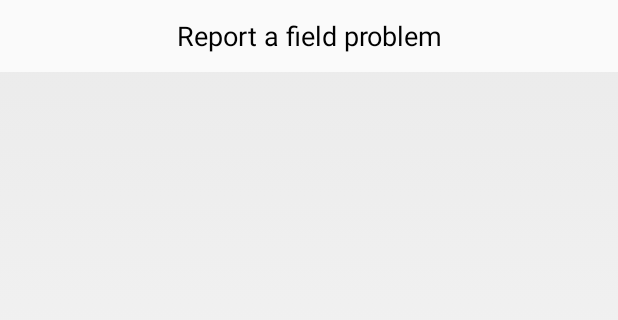
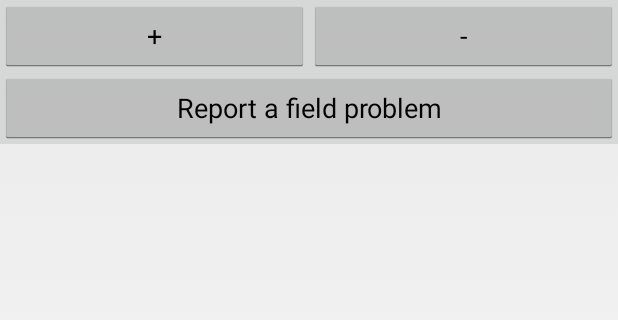
Before and after one commit to DragosBarbu/AgroConsult, an Android app: the fragment MyMapFragment placed in its activity, after a tap on "Add Field", on a phone screen of 412 x 824 dp, the part 125-445 px from its top. Run offline under Robolectric (Android 15) with nearby library versions, the phone set to English and light mode, and no system bars; 3 statements that could not run were skipped; 3 other taps on this screen came first.

```diff
--- a/app/src/main/java/com/agro/gusutri/agroconsult/MainActivity.java
+++ b/app/src/main/java/com/agro/gusutri/agroconsult/MainActivity.java
@@ -20,7 +20,7 @@ import com.agro.gusutri.agroconsult.model.User;
 public class MainActivity extends FragmentActivity {
 
     private FragmentTabHost mTabHost;
-    private User user;
+    public static User user;
 
     public static final int REQUEST_CODE_IMAGE_CAPTURE=1;
 
--- a/app/src/main/java/com/agro/gusutri/agroconsult/MyMapFragment.java
+++ b/app/src/main/java/com/agro/gusutri/agroconsult/MyMapFragment.java
@@ -33,6 +33,8 @@ import com.google.android.gms.maps.CameraUpdateFactory;
 import com.google.android.gms.maps.GoogleMap;
 import com.google.android.gms.maps.OnMapReadyCallback;
 import com.google.android.gms.maps.SupportMapFragment;
+import com.google.android.gms.maps.model.Circle;
+import com.google.android.gms.maps.model.CircleOptions;
 import com.google.android.gms.maps.model.LatLng;
 import com.google.android.gms.maps.model.Marker;
 import com.google.android.gms.maps.model.MarkerOptions;
@@ -50,8 +52,11 @@ public class MyMapFragment extends Fragment implements OnMapReadyCallback {
     private View view;
     private GoogleMap mMap;
     private FragmentManager fragmentManager;
-    private LinearLayout linearButtons;
-    private Button btnReportProblem;
+    private LinearLayout linearFieldsButtons, linearProblemButtons;
+    private Marker problemMarkerLocation = null;
+    private Circle problemCircleLocation = null;
+    private GoogleMap.OnMapClickListener myMapClickListener = null;
+
 
     private Service service = Service.getInstance();
 
@@ -117,7 +122,7 @@ public class MyMapFragment extends Fragment implements OnMapReadyCallback {
                     float area = service.calculateArea(fieldMap.getPoints());
                     Toast.makeText(MyMapFragment.this.getActivity(), area + " mp?", Toast.LENGTH_LONG).show();
 
-                    resetFieldsOnMap();
+                    resetMap();
 
                 } else {
                     Toast.makeText(MyMapFragment.this.getActivity(), getString(R.string.map_error_few_points), Toast.LENGTH_LONG).show();
@@ -125,8 +130,12 @@ public class MyMapFragment extends Fragment implements OnMapReadyCallback {
             }
         });
 
-        linearButtons = (LinearLayout) view.findViewById(R.id.map_linear_buttons);
-        btnReportProblem = (Button) view.findViewById(R.id.map_button_report_problem);
+        // Problem sending code
+        linearFieldsButtons = (LinearLayout) view.findViewById(R.id.map_linear_fields_buttons);
+        linearProblemButtons = (LinearLayout) view.findViewById(R.id.map_linear_problems_buttons);
+        Button btnReportProblem = (Button) view.findViewById(R.id.map_button_report_problem);
+        Button btnIncreaseRadius = (Button) view.findViewById(R.id.map_button_increase_radius);
+        Button btnDecreaseRadius = (Button) view.findViewById(R.id.map_button_decrease_radius);
 
         btnReportProblem.setOnClickListener(new View.OnClickListener() {
             @Override
@@ -135,16 +144,46 @@ public class MyMapFragment extends Fragment implements OnMapReadyCallback {
             }
         });
 
+        btnIncreaseRadius.setOnClickListener(new View.OnClickListener() {
+            @Override
+            public void onClick(View v) {
+                if (problemCircleLocation != null) {
+                    double radius = problemCircleLocation.getRadius();
+                    problemCircleLocation.setRadius(radius + 10);
+                } else
+                    Toast.makeText(getActivity(), getString(R.string.map_error_no_problem_location), Toast.LENGTH_LONG).show();
+            }
+        });
+        btnDecreaseRadius.setOnClickListener(new View.OnClickListener() {
+            @Override
+            public void onClick(View v) {
+                if (problemCircleLocation != null) {
+                    double radius = problemCircleLocation.getRadius();
+                    if (radius > 10) {
+
+                        problemCircleLocation.setRadius(radius - 10);
+                    }
+                } else
+                    Toast.makeText(getActivity(), getString(R.string.map_error_no_problem_location), Toast.LENGTH_LONG).show();
+            }
+        });
+
         return view;
     }
 
-    private void resetFieldsOnMap() {
-        //reset markers
-        points = new ArrayList<Marker>();
+    private void resetMap() {
         mMap.clear();
-        //add existing fields
-        for (PolygonOptions x : fields) {
-            mMap.addPolygon(x);
+        if (mapOption == true) {
+            //reset markers
+            points = new ArrayList<Marker>();
+            //add existing fields
+            for (PolygonOptions x : fields) {
+                mMap.addPolygon(x);
+            }
+        } else {
+            problemMarkerLocation = null;
+            problemCircleLocation=null;
+
         }
     }
 
@@ -224,19 +263,46 @@ public class MyMapFragment extends Fragment implements OnMapReadyCallback {
 
     private void changeMapSettings(MenuItem item) {
         mapOption = !mapOption;
+        resetMap();
+        //map clickListener
+        if (myMapClickListener == null)
+            myMapClickListener = new GoogleMap.OnMapClickListener() {
+                @Override
+                public void onMapClick(LatLng latLng) {
+                    if (problemMarkerLocation == null)
+                        problemMarkerLocation = mMap.addMarker(new MarkerOptions()
+                                .position(latLng)
+                                .title(getString(R.string.map_new_problem_marker)));
+                    else
+                        problemMarkerLocation.setPosition(latLng);
+
+                    if (problemCircleLocation == null)
+                        problemCircleLocation = mMap.addCircle(new CircleOptions()
+                                .center(latLng)
+                                .radius(10));
+                    else
+                        problemCircleLocation.setCenter(latLng);
+                }
+            };
 
         if (mapOption == false) {
+            //change visibility settings
             item.setIcon(getResources().getDrawable(R.drawable.ic_action_add_field));
             item.setTitle(getString(R.string.action_map_settings_field));
 
-            btnReportProblem.setVisibility(View.VISIBLE);
-            linearButtons.setVisibility(View.GONE);
+            linearProblemButtons.setVisibility(View.VISIBLE);
+            linearFieldsButtons.setVisibility(View.GONE);
+            //change onMapClickListener
+            mMap.setOnMapClickListener(myMapClickListener);
         } else {
+            //change visibility settings
             item.setIcon(getResources().getDrawable(R.drawable.ic_action_send_problem));
             item.setTitle(getString(R.string.action_map_settings_problem));
 
-            btnReportProblem.setVisibility(View.GONE);
-            linearButtons.setVisibility(View.VISIBLE);
+            linearProblemButtons.setVisibility(View.GONE);
+            linearFieldsButtons.setVisibility(View.VISIBLE);
+            //change onMapClickListener
+            mMap.setOnMapClickListener(null);
         }
     }
 
@@ -249,11 +315,13 @@ public class MyMapFragment extends Fragment implements OnMapReadyCallback {
 
                 Date date = new Date();
                 String details = mDetails;
-                Field field = new Field(23, "fieldd", 234, 23);
+                int fieldID=7;
+                Field field = new Field(fieldID,MainActivity.user, 0,0, "sirupcode",null);
                 String categoryName = mCategoryProblem;
-                LatLng location = new LatLng(4, 5);
+                LatLng location = problemCircleLocation.getCenter();
+                Double radius=problemCircleLocation.getRadius();
 
-                ProblemEvent problemEvent = new ProblemEvent(imageBitmap, date, details, field, categoryName, location);
+                ProblemEvent problemEvent = new ProblemEvent(imageBitmap, date, details, field, categoryName, location,radius);
 
                 ReportProblemAsyncTask r = new ReportProblemAsyncTask();
                 r.execute(problemEvent);
--- a/app/src/main/res/layout/map_fragment.xml
+++ b/app/src/main/res/layout/map_fragment.xml
@@ -5,40 +5,69 @@
     android:orientation="vertical">
 
 
-    <fragment
-        xmlns:map="http://schemas.android.com/apk/res-auto"
+    <fragment xmlns:map="http://schemas.android.com/apk/res-auto"
         android:id="@+id/location_map"
         class="com.google.android.gms.maps.SupportMapFragment"
         android:layout_width="match_parent"
         android:layout_height="0dp"
+        android:layout_alignParentTop="true"
         android:layout_weight="1"
-        android:layout_alignParentTop="true"
         map:mapType="hybrid" />
+
     <LinearLayout
-        android:id="@+id/map_linear_buttons"
+        android:id="@+id/map_linear_fields_buttons"
         android:layout_width="match_parent"
         android:layout_height="wrap_content"
         android:background="@color/button_material_light"
         android:orientation="horizontal">
+
         <Button
+            android:id="@+id/map_button_send_data"
             android:layout_width="0dp"
-            android:id="@+id/map_button_send_data"
-            android:text="@string/map_send_data"
+            android:layout_height="wrap_content"
             android:layout_weight="1"
-            android:layout_height="wrap_content" />
+            android:text="@string/map_send_data" />
+
         <Button
+            android:id="@+id/map_button_add_marker"
             android:layout_width="0dp"
+            android:layout_height="wrap_content"
             android:layout_weight="1"
-            android:id="@+id/map_button_add_marker"
-            android:text="@string/map_add_marker"
-            android:layout_height="wrap_content" />
-        </LinearLayout>
-    <Button
-        android:id="@+id/map_button_report_problem"
+            android:text="@string/map_add_marker" />
+    </LinearLayout>
+
+    <LinearLayout
+        android:id="@+id/map_linear_problems_buttons"
         android:layout_width="match_parent"
         android:layout_height="wrap_content"
-        android:text="@string/action_map_settings_problem"
-        android:background="@color/background_material_light"
-        android:visibility="gone"
-        />
+        android:background="@color/button_material_light"
+        android:orientation="vertical"
+        android:visibility="gone">
+
+        <LinearLayout
+            android:layout_width="match_parent"
+            android:layout_height="wrap_content"
+            android:orientation="horizontal">
+
+            <Button
+                android:id="@+id/map_button_increase_radius"
+                android:layout_width="0dp"
+                android:layout_height="wrap_content"
+                android:layout_weight="1"
+                android:text="@string/map_increase_radius" />
+
+            <Button
+                android:id="@+id/map_button_decrease_radius"
+                android:layout_width="0dp"
+                android:layout_height="wrap_content"
+                android:layout_weight="1"
+                android:text="@string/map_decrease_radius" />
+        </LinearLayout>
+
+        <Button
+            android:id="@+id/map_button_report_problem"
+            android:layout_width="match_parent"
+            android:layout_height="wrap_content"
+            android:text="@string/action_map_settings_problem" />
+    </LinearLayout>
 </LinearLayout>
--- a/app/src/main/res/values/strings.xml
+++ b/app/src/main/res/values/strings.xml
@@ -25,4 +25,8 @@
     <string name="alert_hint_category_problem">Problem type</string>
     <string name="alert_hint_details">Additional details</string>
     <string name="alert_error">Please add both problem type and details</string>
+    <string name="map_new_problem_marker">Problem location</string>
+    <string name="map_increase_radius">+</string>
+    <string name="map_decrease_radius">-</string>
+    <string name="map_error_no_problem_location">Add a location first</string>
 </resources>
```
Also changed, not shown: app/src/main/java/com/agro/gusutri/agroconsult/FieldFragment.java (+27 -7 lines), app/src/main/java/com/agro/gusutri/agroconsult/ItemListAdapter.java (+3 -6 lines), app/src/main/java/com/agro/gusutri/agroconsult/LoginActivity.java (+2 -14 lines), app/src/main/java/com/agro/gusutri/agroconsult/Service/SQSProducer.java (+5 -2 lines), app/src/main/java/com/agro/gusutri/agroconsult/Service/Service.java (+30 -13 lines), app/src/main/java/com/agro/gusutri/agroconsult/model/Crop.java (added, +61 -0 lines), app/src/main/java/com/agro/gusutri/agroconsult/model/Dao.java (+30 -14 lines), app/src/main/java/com/agro/gusutri/agroconsult/model/Field.java (+47 -28 lines), app/src/main/java/com/agro/gusutri/agroconsult/model/ProblemEvent.java (+13 -3 lines).
